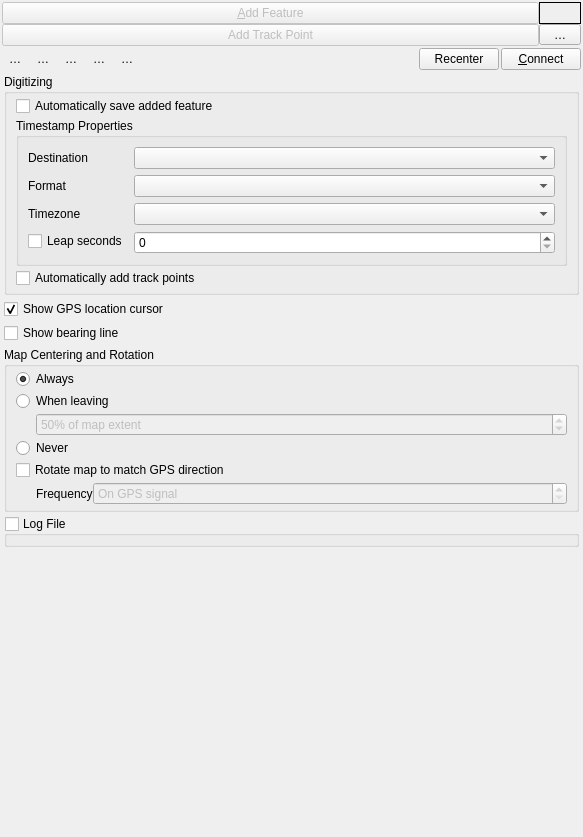
First picture: the form in src/ui/qgsgpsinformationwidgetbase.ui, repository carsmie/QGIS, before the edit.
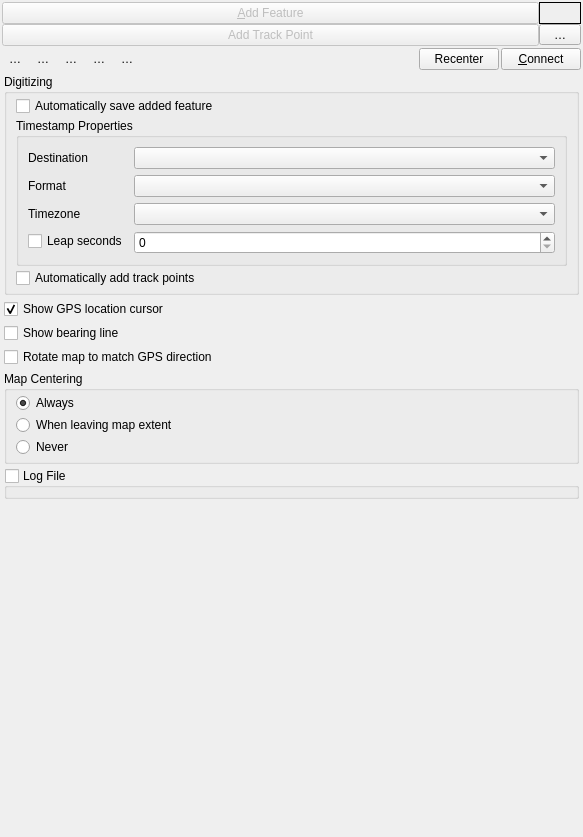
Second picture: the form after the edit. Icons and pictures are not drawn. Custom widgets are drawn as their Qt base class.

Commit message: [gps] Move setting for automatic map recentering and rotation thresholds to GPS panel in options

Diff of the .ui file:
```diff
--- a/src/ui/qgsgpsinformationwidgetbase.ui
+++ b/src/ui/qgsgpsinformationwidgetbase.ui
@@ -621,46 +621,6 @@
            <property name="verticalSpacing">
             <number>4</number>
            </property>
-           <item row="5" column="0">
-            <widget class="QgsCollapsibleGroupBox" name="mLogFileGroupBox">
-             <property name="enabled">
-              <bool>true</bool>
-             </property>
-             <property name="minimumSize">
-              <size>
-               <width>0</width>
-               <height>0</height>
-              </size>
-             </property>
-             <property name="toolTip">
-              <string>save GPS data (NMEA sentences) to a file</string>
-             </property>
-             <property name="title">
-              <string>Log File</string>
-             </property>
-             <property name="checkable">
-              <bool>true</bool>
-             </property>
-             <property name="checked">
-              <bool>false</bool>
-             </property>
-             <layout class="QGridLayout" name="gridLayout_13" columnstretch="100">
-              <property name="topMargin">
-               <number>2</number>
-              </property>
-              <property name="bottomMargin">
-               <number>4</number>
-              </property>
-              <item row="0" column="0">
-               <widget class="QgsFileWidget" name="mLogFilename" native="true">
-                <property name="focusPolicy">
-                 <enum>Qt::StrongFocus</enum>
-                </property>
-               </widget>
-              </item>
-             </layout>
-            </widget>
-           </item>
            <item row="1" column="0">
             <widget class="QgsCollapsibleGroupBox" name="groupBox_2">
              <property name="title">
@@ -751,40 +711,10 @@
              </layout>
             </widget>
            </item>
-           <item row="6" column="0">
-            <spacer name="verticalSpacer_6">
-             <property name="orientation">
-              <enum>Qt::Vertical</enum>
-             </property>
-             <property name="sizeHint" stdset="0">
-              <size>
-               <width>20</width>
-               <height>40</height>
-              </size>
-             </property>
-            </spacer>
-           </item>
-           <item row="3" column="0">
-            <widget class="QCheckBox" name="mShowBearingLineCheck">
-             <property name="text">
-              <string>Show bearing line</string>
-             </property>
-            </widget>
-           </item>
-           <item row="2" column="0">
-            <widget class="QCheckBox" name="mCheckShowMarker">
-             <property name="text">
-              <string>Show GPS location cursor</string>
-             </property>
-             <property name="checked">
-              <bool>true</bool>
-             </property>
-            </widget>
-           </item>
-           <item row="4" column="0">
+           <item row="5" column="0">
             <widget class="QgsCollapsibleGroupBoxBasic" name="groupBox">
              <property name="title">
-              <string>Map Centering and Rotation</string>
+              <string>Map Centering</string>
              </property>
              <layout class="QGridLayout" name="gridLayout_8">
               <property name="topMargin">
@@ -796,41 +726,6 @@
               <property name="verticalSpacing">
                <number>2</number>
               </property>
-              <item row="2" column="0">
-               <layout class="QHBoxLayout" name="horizontalLayout">
-                <property name="leftMargin">
-                 <number>20</number>
-                </property>
-                <item>
-                 <widget class="QgsSpinBox" name="mSpinMapExtentMultiplier">
-                  <property name="enabled">
-                   <bool>false</bool>
-                  </property>
-                  <property name="sizePolicy">
-                   <sizepolicy hsizetype="Preferred" vsizetype="Fixed">
-                    <horstretch>0</horstretch>
-                    <verstretch>0</verstretch>
-                   </sizepolicy>
-                  </property>
-                  <property name="suffix">
-                   <string>% of map extent</string>
-                  </property>
-                  <property name="minimum">
-                   <number>5</number>
-                  </property>
-                  <property name="maximum">
-                   <number>100</number>
-                  </property>
-                  <property name="singleStep">
-                   <number>1</number>
-                  </property>
-                  <property name="value">
-                   <number>50</number>
-                  </property>
-                 </widget>
-                </item>
-               </layout>
-              </item>
               <item row="0" column="0">
                <widget class="QRadioButton" name="radRecenterMap">
                 <property name="text">
@@ -841,75 +736,100 @@
                 </property>
                </widget>
               </item>
-              <item row="1" column="0">
-               <widget class="QRadioButton" name="radRecenterWhenNeeded">
-                <property name="text">
-                 <string>When leaving</string>
-                </property>
-               </widget>
-              </item>
-              <item row="3" column="0">
+              <item row="2" column="0">
                <widget class="QRadioButton" name="radNeverRecenter">
                 <property name="text">
                  <string>Never</string>
                 </property>
                </widget>
               </item>
-              <item row="4" column="0">
-               <widget class="QCheckBox" name="mRotateMapCheckBox">
+              <item row="1" column="0">
+               <widget class="QRadioButton" name="radRecenterWhenNeeded">
                 <property name="text">
-                 <string>Rotate map to match GPS direction</string>
+                 <string>When leaving map extent</string>
                 </property>
                </widget>
               </item>
-              <item row="5" column="0">
-               <layout class="QHBoxLayout" name="horizontalLayout_5" stretch="0,1">
-                <property name="leftMargin">
-                 <number>20</number>
+             </layout>
+            </widget>
+           </item>
+           <item row="2" column="0">
+            <widget class="QCheckBox" name="mCheckShowMarker">
+             <property name="text">
+              <string>Show GPS location cursor</string>
+             </property>
+             <property name="checked">
+              <bool>true</bool>
+             </property>
+            </widget>
+           </item>
+           <item row="7" column="0">
+            <spacer name="verticalSpacer_6">
+             <property name="orientation">
+              <enum>Qt::Vertical</enum>
+             </property>
+             <property name="sizeHint" stdset="0">
+              <size>
+               <width>20</width>
+               <height>40</height>
+              </size>
+             </property>
+            </spacer>
+           </item>
+           <item row="6" column="0">
+            <widget class="QgsCollapsibleGroupBox" name="mLogFileGroupBox">
+             <property name="enabled">
+              <bool>true</bool>
+             </property>
+             <property name="minimumSize">
+              <size>
+               <width>0</width>
+               <height>0</height>
+              </size>
+             </property>
+             <property name="toolTip">
+              <string>save GPS data (NMEA sentences) to a file</string>
+             </property>
+             <property name="title">
+              <string>Log File</string>
+             </property>
+             <property name="checkable">
+              <bool>true</bool>
+             </property>
+             <property name="checked">
+              <bool>false</bool>
+             </property>
+             <layout class="QGridLayout" name="gridLayout_13" columnstretch="100">
+              <property name="topMargin">
+               <number>2</number>
+              </property>
+              <property name="bottomMargin">
+               <number>4</number>
+              </property>
+              <item row="0" column="0">
+               <widget class="QgsFileWidget" name="mLogFilename" native="true">
+                <property name="focusPolicy">
+                 <enum>Qt::StrongFocus</enum>
                 </property>
-                <item>
-                 <widget class="QLabel" name="label_12">
-                  <property name="text">
-                   <string>Frequency</string>
-                  </property>
-                 </widget>
-                </item>
-                <item>
-                 <widget class="QgsSpinBox" name="mSpinMapRotateInterval">
-                  <property name="enabled">
-                   <bool>false</bool>
-                  </property>
-                  <property name="sizePolicy">
-                   <sizepolicy hsizetype="Preferred" vsizetype="Fixed">
-                    <horstretch>0</horstretch>
-                    <verstretch>0</verstretch>
-                   </sizepolicy>
-                  </property>
-                  <property name="specialValueText">
-                   <string>On GPS signal</string>
-                  </property>
-                  <property name="suffix">
-                   <string> s</string>
-                  </property>
-                  <property name="minimum">
-                   <number>0</number>
-                  </property>
-                  <property name="maximum">
-                   <number>1000</number>
-                  </property>
-                  <property name="singleStep">
-                   <number>1</number>
-                  </property>
-                  <property name="value">
-                   <number>0</number>
-                  </property>
-                 </widget>
-                </item>
-               </layout>
+               </widget>
               </item>
              </layout>
             </widget>
            </item>
+           <item row="3" column="0">
+            <widget class="QCheckBox" name="mShowBearingLineCheck">
+             <property name="text">
+              <string>Show bearing line</string>
+             </property>
+            </widget>
+           </item>
+           <item row="4" column="0">
+            <widget class="QCheckBox" name="mRotateMapCheckBox">
+             <property name="text">
+              <string>Rotate map to match GPS direction</string>
+             </property>
+            </widget>
+           </item>
           </layout>
          </widget>
         </widget>
```
Left out of the diff: 55 changed lines with no effect on the pictures. The commit also changes 4 other files.
